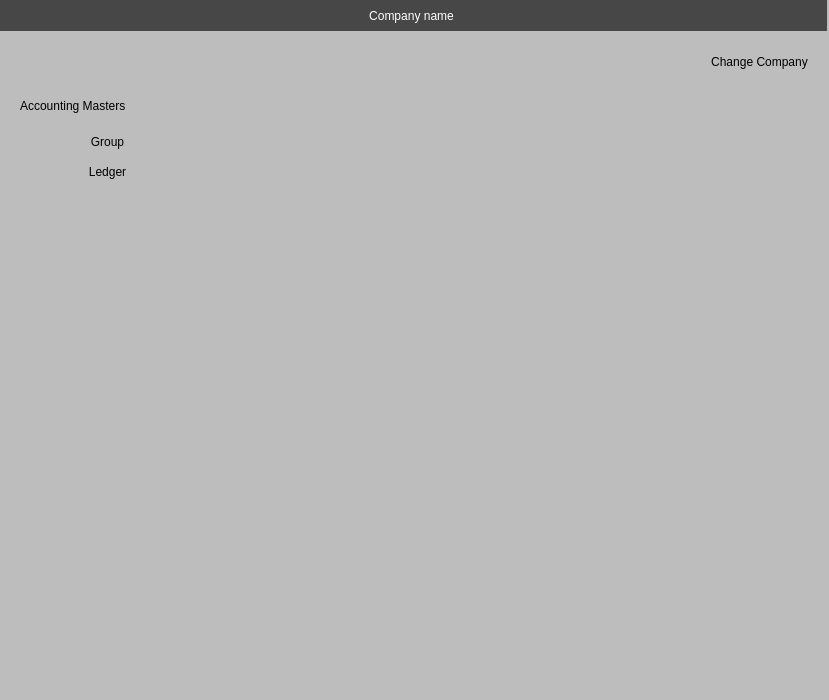
Old version of the form Resources/Ui/MasterList.ui in the repository Darshitjivani/MBAS.
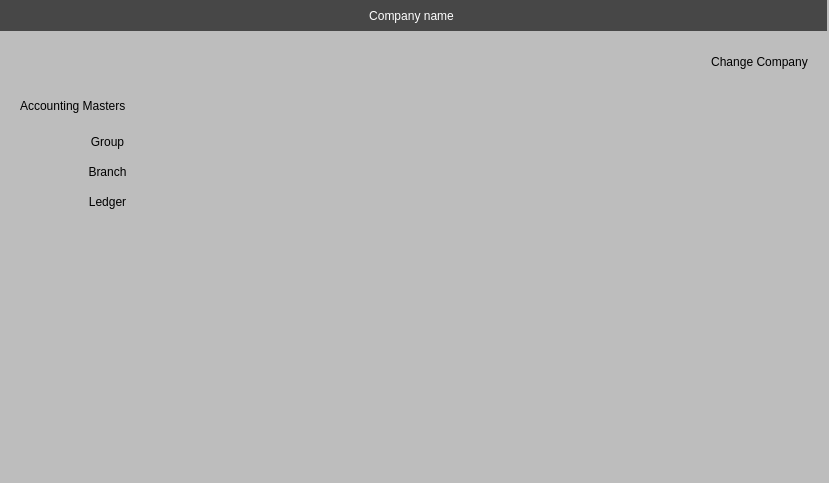
New version of the form.

Commit message: branch and voucher Creation

What changed in the file:
```diff
--- a/Resources/Ui/MasterList.ui
+++ b/Resources/Ui/MasterList.ui
@@ -7,7 +7,7 @@
     <x>0</x>
     <y>0</y>
     <width>829</width>
-    <height>700</height>
+    <height>483</height>
    </rect>
   </property>
   <property name="windowTitle">
@@ -92,7 +92,7 @@
     <property name="geometry">
      <rect>
       <x>70</x>
-      <y>160</y>
+      <y>190</y>
       <width>75</width>
       <height>23</height>
      </rect>
@@ -104,6 +104,22 @@
      <string>Ledger</string>
     </property>
    </widget>
+   <widget class="QPushButton" name="pbBranchCreate">
+    <property name="geometry">
+     <rect>
+      <x>70</x>
+      <y>160</y>
+      <width>75</width>
+      <height>23</height>
+     </rect>
+    </property>
+    <property name="styleSheet">
+     <string notr="true">font: 75 10pt &quot;MS Shell Dlg 2&quot;;</string>
+    </property>
+    <property name="text">
+     <string>Branch</string>
+    </property>
+   </widget>
   </widget>
   <widget class="QMenuBar" name="menubar">
    <property name="geometry">
```
The commit also changes 8 other files.
